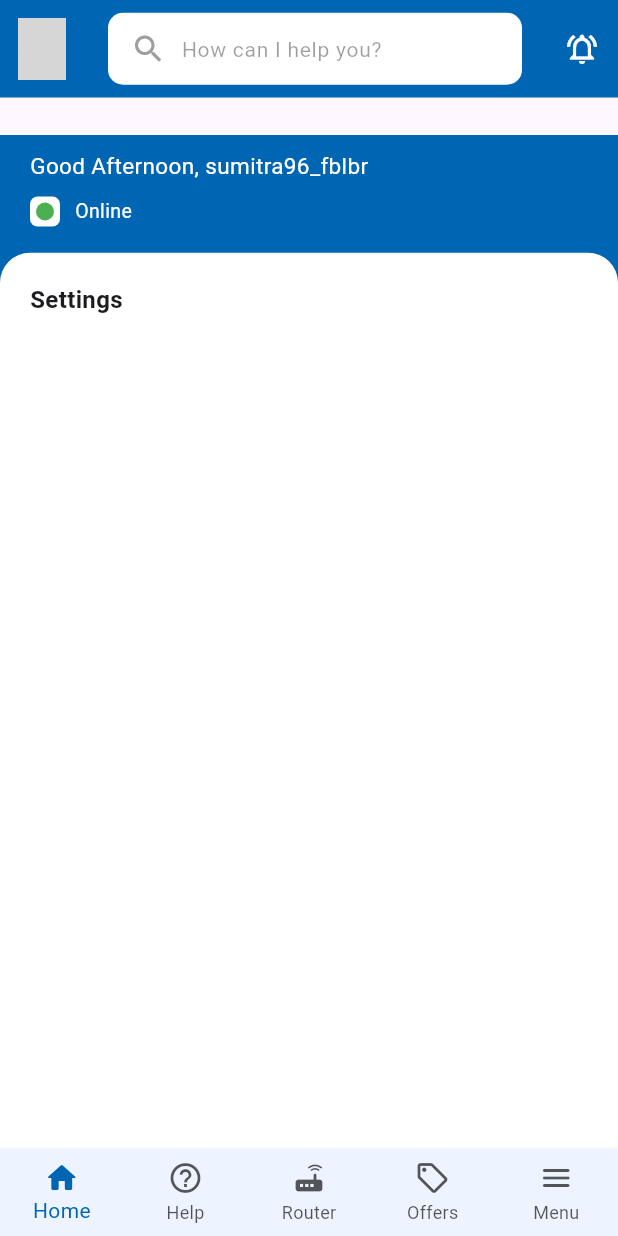
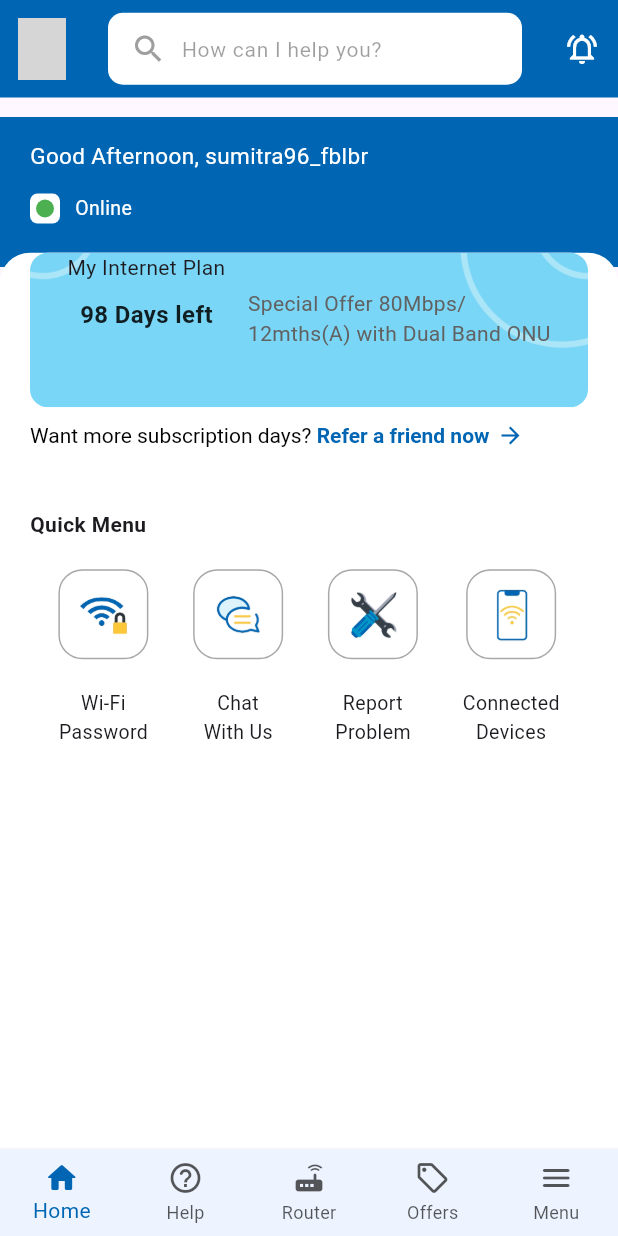
Before and after one commit to Nishan-Pradhan06/worldLink_app_ui_clone, a Flutter app: the screen it shows after launch, on a phone screen of 412 x 824 dp. Run offline on Flutter 3.47's test engine with Material 3 defaults, Android fonts, the phone set to English and light mode, and no system bars; network calls fail; grey boxes are pictures that could not be loaded.

Commit message:
create-components, add-custom-icons

```diff
--- /dev/null
+++ b/lib/view/components/internet_plan_card.dart
@@ -0,0 +1,72 @@
+import 'package:flutter/material.dart';
+
+class InternetPlanCard extends StatelessWidget {
+  const InternetPlanCard({super.key});
+
+  @override
+  Widget build(BuildContext context) {
+    return Padding(
+      padding: const EdgeInsets.symmetric(horizontal: 20.0),
+      child: Container(
+        height: MediaQuery.of(context).size.height / 8,
+        width: double.infinity,
+        decoration: BoxDecoration(
+          image: const DecorationImage(
+            fit: BoxFit.cover,
+            image: AssetImage(
+              'assets/banner.png',
+            ),
+          ),
+          color: Colors.blue[50],
+          borderRadius: BorderRadius.circular(12),
+        ),
+        child: Row(
+          mainAxisAlignment: MainAxisAlignment.center,
+          crossAxisAlignment: CrossAxisAlignment.center,
+          children: [
+            const Column(
+              children: [
+                Text(
+                  'My Internet Plan',
+                  style: TextStyle(
+                    fontSize: 14,
+                  ),
+                ),
+                SizedBox(height: 10),
+                Text(
+                  '98 Days left',
+                  style: TextStyle(
+                    fontSize: 16,
+                    color: Colors.black87,
+                    fontWeight: FontWeight.bold,
+                  ),
+                ),
+              ],
+            ),
+            const SizedBox(width: 15),
+            Column(
+              mainAxisAlignment: MainAxisAlignment.center,
+              crossAxisAlignment: CrossAxisAlignment.center,
+              children: [
+                Center(
+                  child: Text(
+                    'Special Offer 80Mbps/\n12mths(A) with Dual Band ONU',
+                    style: TextStyle(fontSize: 14, color: Colors.grey[700]),
+                  ),
+                ),
+                const SizedBox(height: 15),
+                // LinearProgressIndicator(
+                //   value: 0.5,
+                //   backgroundColor: Colors.grey[300],
+                //   valueColor: const AlwaysStoppedAnimation<Color>(
+                //     Colors.blue,
+                //   ),
+                // ),
+              ],
+            ),
+          ],
+        ),
+      ),
+    );
+  }
+}
--- /dev/null
+++ b/lib/view/components/quick_menu.dart
@@ -0,0 +1,48 @@
+import 'package:flutter/material.dart';
+import 'package:worldlink/constants/theme.dart';
+
+class QuickMenu extends StatelessWidget {
+  final String title;
+  final String icons;
+  const QuickMenu({
+    super.key,
+    required this.title,
+    required this.icons,
+  });
+
+  @override
+  Widget build(BuildContext context) {
+    return Column(
+      mainAxisAlignment:
+          MainAxisAlignment.center, // Center the elements in the column
+      children: [
+        Container(
+          height: 60,
+          width: 60,
+          decoration: BoxDecoration(
+            border: Border.all(
+              color: const Color.fromARGB(87, 0, 0, 0),
+            ),
+            borderRadius: BorderRadius.circular(16),
+          ),
+          child: Padding(
+            padding: const EdgeInsets.all(10.0),
+            child: Image.asset(
+              icons,
+            ),
+          ),
+        ),
+        const SizedBox(
+          height: 20,
+        ),
+        Text(
+          title,
+          textAlign: TextAlign.center, // Center the text horizontally
+          style: const TextStyle(
+            fontSize: 13,
+          ),
+        ),
+      ],
+    );
+  }
+}
--- /dev/null
+++ b/lib/view/components/subscription_text.dart
@@ -0,0 +1,46 @@
+import 'package:flutter/material.dart';
+
+import '../../constants/theme.dart';
+
+class SubscriptionText extends StatelessWidget {
+  const SubscriptionText({super.key});
+
+  @override
+  Widget build(BuildContext context) {
+    return Padding(
+      padding: const EdgeInsets.symmetric(horizontal: 20.0, vertical: 10),
+      child: Row(
+        children: [
+          RichText(
+            text: const TextSpan(
+              children: [
+                TextSpan(
+                  text: 'Want more subscription days? ',
+                  style: TextStyle(
+                    color: Colors.black,
+                    fontSize: 14,
+                    fontWeight: FontWeight.normal,
+                  ),
+                ),
+                TextSpan(
+                  text: 'Refer a friend now',
+                  style: TextStyle(
+                    color: AppColor.primary,
+                    fontSize: 14,
+                    fontWeight: FontWeight.bold,
+                  ),
+                ),
+              ],
+            ),
+          ),
+          const SizedBox(width: 5), // Add some space before the icon
+          const Icon(
+            Icons.arrow_forward_outlined, // Use any icon you want
+            color: AppColor.primary, // Icon color
+            size: 18, // Icon size
+          ),
+        ],
+      ),
+    );
+  }
+}
--- a/lib/view/screens/home_screen.dart
+++ b/lib/view/screens/home_screen.dart
@@ -1,6 +1,10 @@
 import 'package:flutter/material.dart';
 import 'package:worldlink/view/components/custom_appbar.dart';
+import 'package:worldlink/view/components/heading.dart';
+import 'package:worldlink/view/components/internet_plan_card.dart';
 import 'package:worldlink/view/components/online_icon.dart';
+import 'package:worldlink/view/components/quick_menu.dart';
+import 'package:worldlink/view/components/subscription_text.dart';
 import '../../constants/theme.dart';
 
 class HomeScreen extends StatelessWidget {
@@ -13,7 +17,7 @@ class HomeScreen extends StatelessWidget {
         children: [
           // Additional header for online status and router image
           Positioned(
-            top: 90,
+            top: 78,
             left: 0,
             right: 0,
             child: Container(
@@ -25,7 +29,7 @@ class HomeScreen extends StatelessWidget {
                 children: [
                   Padding(
                     padding:
-                        EdgeInsets.symmetric(horizontal: 20.0, vertical: 10),
+                        EdgeInsets.symmetric(horizontal: 20.0, vertical: 15),
                     child: Text(
                       'Good Afternoon, sumitra96_fblbr',
                       style: TextStyle(
@@ -63,24 +67,44 @@ class HomeScreen extends StatelessWidget {
                 child: ListView(
                   controller: scrollController,
                   children: const [
-                    SizedBox(height: 20),
+                    InternetPlanCard(),
+                    SubscriptionText(),
+                    SizedBox(
+                      height: 30,
+                    ),
+                    Heading(title: 'Quick Menu'),
+                    SizedBox(
+                      height: 20,
+                    ),
                     Padding(
-                      padding: EdgeInsets.symmetric(horizontal: 20.0),
-                      child: Text(
-                        'Settings',
-                        style: TextStyle(
-                          fontWeight: FontWeight.bold,
-                          fontSize: 16,
-                        ),
+                      padding: EdgeInsets.symmetric(horizontal: 24.0),
+                      child: Row(
+                        mainAxisAlignment: MainAxisAlignment.spaceAround,
+                        children: [
+                          QuickMenu(
+                            icons: 'assets/icons/wifi.png', // Wi-Fi icon
+                            title: 'Wi-Fi\nPassword',
+                          ),
+                          QuickMenu(
+                            icons: 'assets/icons/chat.png', // Chat icon
+                            title: 'Chat\nWith Us',
+                          ),
+                          QuickMenu(
+                            icons: 'assets/icons/report.png', // Report Problem icon
+                            title: 'Report\nProblem',
+                          ),
+                          QuickMenu(
+                            icons: 'assets/icons/mobile.png', // Connected Devices icon
+                            title: 'Connected\nDevices',
+                          ),
+                        ],
                       ),
                     ),
-                    SizedBox(height: 10),
                   ],
                 ),
               );
             },
           ),
-
           // Custom AppBar positioned at the top
           const Positioned(
             top: 0,
@@ -95,95 +119,3 @@ class HomeScreen extends StatelessWidget {
     );
   }
 }
-
-
-  // child: Card(
-  //                 color: Colors.lightBlue[100],
-  //                 child: const Padding(
-  //                   padding: EdgeInsets.all(16.0),
-  //                   child: Column(
-  //                     crossAxisAlignment: CrossAxisAlignment.start,
-  //                     children: [
-  //                       Text(
-  //                         "My Internet Plan",
-  //                         style: TextStyle(
-  //                           fontSize: 18,
-  //                           fontWeight: FontWeight.bold,
-  //                         ),
-  //                       ),
-  //                       SizedBox(height: 10),
-  //                       Text(
-  //                         "98 Days left",
-  //                         style: TextStyle(fontSize: 16),
-  //                       ),
-  //                       SizedBox(height: 10),
-  //                       Text(
-  //                         "Special Offer 80Mbps/12mths(A) with Dual Band ONU",
-  //                       ),
-  //                     ],
-  //                   ),
-  //                 ),
-  //               ),
-
-
-  // Container(
-  //                 padding: const EdgeInsets.all(16),
-  //                 margin: const EdgeInsets.all(16),
-  //                 decoration: BoxDecoration(
-  //                   image: const DecorationImage(
-  //                     fit: BoxFit.cover,
-  //                     image: AssetImage(
-  //                       'assets/banner.png',
-  //                     ),
-  //                   ),
-  //                   color: Colors.blue[50],
-  //                   borderRadius: BorderRadius.circular(12),
-  //                 ),
-  //                 child: Row(
-  //                   mainAxisAlignment: MainAxisAlignment.center,
-  //                   crossAxisAlignment: CrossAxisAlignment.center,
-  //                   children: [
-  //                     const Column(
-  //                       children: [
-  //                         Text(
-  //                           'My Internet Plan',
-  //                           style: TextStyle(
-  //                             fontSize: 14,
-  //                           ),
-  //                         ),
-  //                         SizedBox(height: 10),
-  //                         Text(
-  //                           '98 Days left',
-  //                           style: TextStyle(
-  //                             fontSize: 16,
-  //                             color: Colors.black87,
-  //                             fontWeight: FontWeight.bold,
-  //                           ),
-  //                         ),
-  //                       ],
-  //                     ),
-  //                     const SizedBox(width: 15),
-  //                     Column(
-  //                       mainAxisAlignment: MainAxisAlignment.center,
-  //                       crossAxisAlignment: CrossAxisAlignment.center,
-  //                       children: [
-  //                         Center(
-  //                           child: Text(
-  //                             'Special Offer 80Mbps/\n12mths(A) with Dual Band ONU',
-  //                             style: TextStyle(
-  //                                 fontSize: 14, color: Colors.grey[700]),
-  //                           ),
-  //                         ),
-  //                         const SizedBox(height: 15),
-  //                         // LinearProgressIndicator(
-  //                         //   value: 0.5,
-  //                         //   backgroundColor: Colors.grey[300],
-  //                         //   valueColor: const AlwaysStoppedAnimation<Color>(
-  //                         //     Colors.blue,
-  //                         //   ),
-  //                         // ),
-  //                       ],
-  //                     ),
-  //                   ],
-  //                 ),
-  //               ),
--- a/pubspec.yaml
+++ b/pubspec.yaml
@@ -21,3 +21,4 @@ flutter:
   assets:
     - assets/
     - assets/banner/
+    - assets/icons/
```
Also changed, not shown: assets/banner.png, assets/icons/chat.png (added), assets/icons/mobile.png (added), assets/icons/report.png (added), assets/icons/wifi.png (added).
